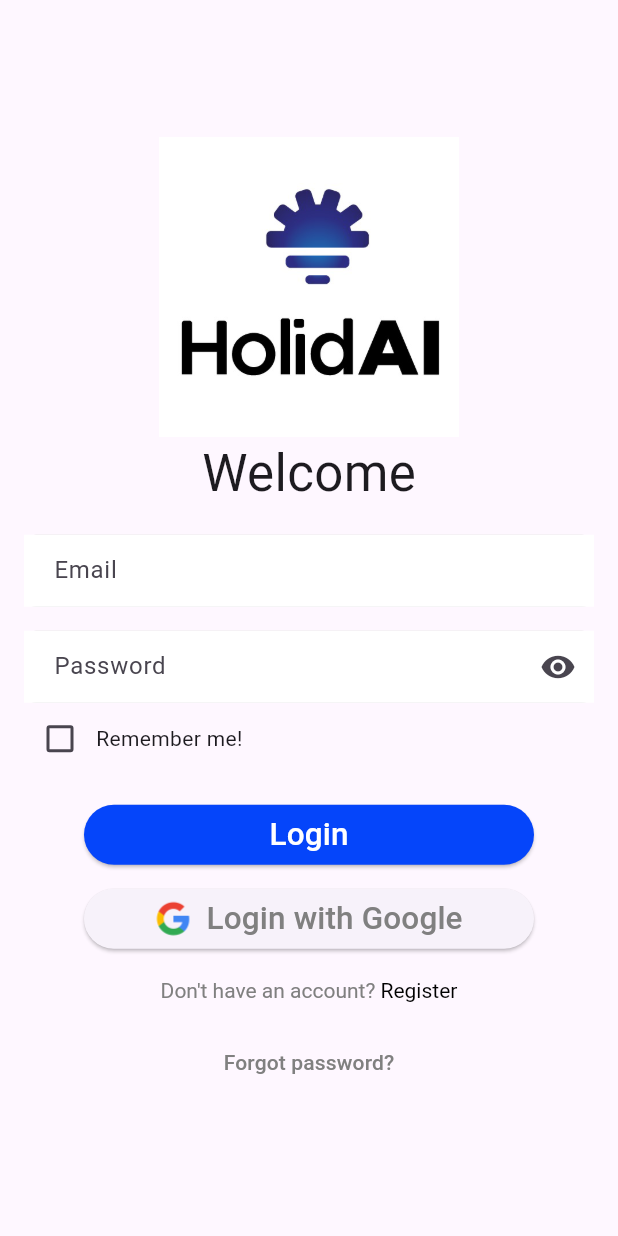
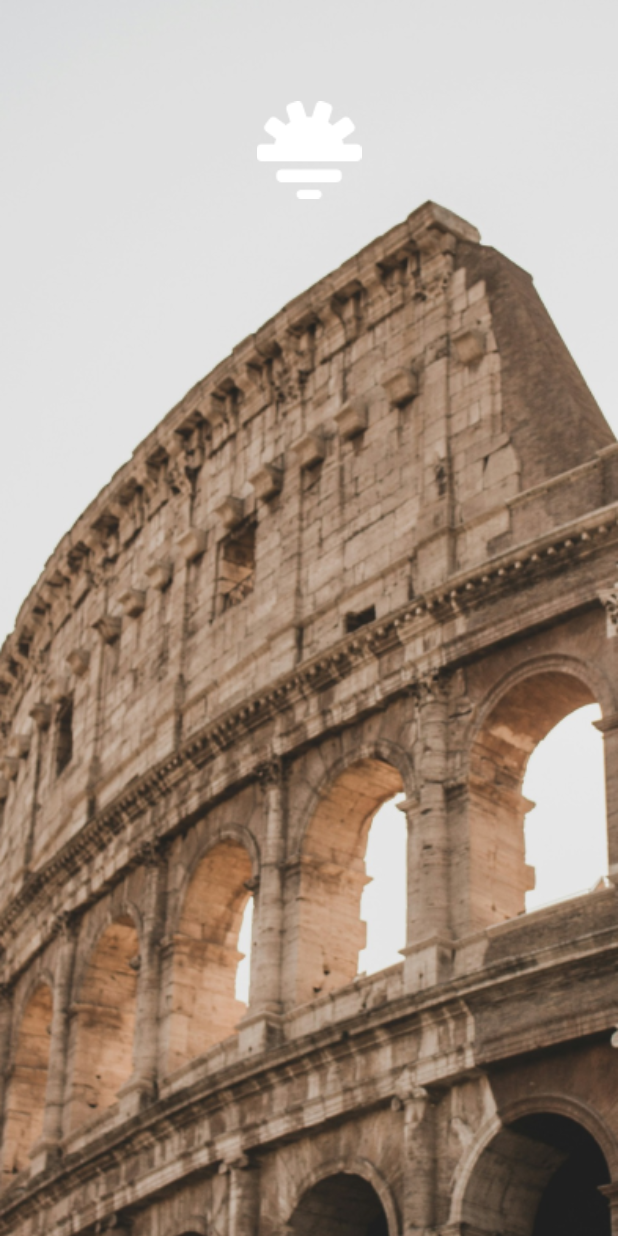
Before and after one commit to progressiveOverload/ai_appjam, a Flutter app: the screen it shows after launch, after a tap on "Login", on a phone screen of 412 x 824 dp. Run offline on Flutter 3.47's test engine with Material 3 defaults, Android fonts, the phone set to English and light mode, and no system bars; our stand-ins replace get.

Commit message:
discover page and navigation

```diff
--- /dev/null
+++ b/lib/screens/discover.dart
@@ -0,0 +1,32 @@
+import 'package:flutter/material.dart';
+
+class DiscoverPage extends StatelessWidget {
+  const DiscoverPage({super.key});
+
+  @override
+  Widget build(BuildContext context) {
+    return Scaffold(
+      body: Stack(
+        children: [
+          Image.asset(
+            'assets/discover.png',
+            fit: BoxFit.cover,
+            height: double.infinity,
+            width: double.infinity,
+            alignment: Alignment.center,
+          ),
+          Positioned(
+            top: 50.0,
+            left: 0.0,
+            right: 0.0,
+            child: Image.asset(
+              'assets/white_logo.png',
+              width: 100,
+              height: 100,
+            ),
+          ),
+        ],
+      ),
+    );
+  }
+}
--- a/lib/screens/login.dart
+++ b/lib/screens/login.dart
@@ -1,4 +1,5 @@
 
+import 'package:ai_appjam/screens/discover.dart';
 import 'package:ai_appjam/screens/register.dart';
 import 'package:flutter/material.dart';
 import 'package:get/get.dart';
@@ -115,7 +116,9 @@ class LoginPageState extends State<LoginPage> {
                 SizedBox(
                   width: 300,
                   child: ElevatedButton(
-                    onPressed: () {},
+                    onPressed: () {
+                      Get.to(() => const DiscoverPage());
+                    },
                     style: ButtonStyle(
                       backgroundColor:
                           MaterialStateProperty.all(const Color(0xFF0545FA)),
--- a/lib/screens/register.dart
+++ b/lib/screens/register.dart
@@ -18,9 +18,13 @@ class RegisterPage extends StatelessWidget {
               width: 200,
               height: 200,
             ),
-            const Text(
-              'A few steps',
-              style: TextStyle(fontSize: 34.0),
+            const Row(
+              children: [
+                Text(
+                  'A few steps',
+                  style: TextStyle(fontSize: 34.0),
+                ),
+              ],
             ),
             const SizedBox(height: 16.0),
             Container(
```
Also changed, not shown: assets/discover.png (added), assets/white_logo.png (added), lib/screens/welcome.dart (deleted).
